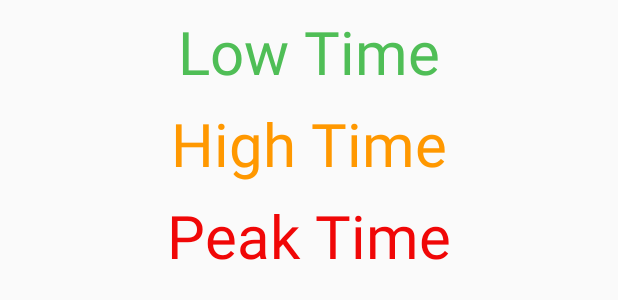
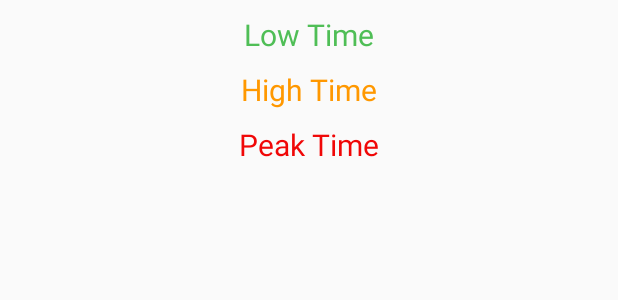
Before and after one commit to dialaizzeldeen/SLS-project, an Android app: the layout dialog_input.xml on its own in the app's theme, with its tools: preview values and no code run, on a phone screen of 412 x 824 dp. Shown: the top 300 px of the screen. Run offline under Robolectric (Android 15) with nearby library versions, the phone set to English and light mode, and no system bars; network calls fail.

Commit message:
Merge branch 'master' of https://github.com/dialaizzeldeen/SLS-project
# Conflicts:
#	app/src/main/java/com/example/seamlessshopping/questions.java

```diff
--- a/app/src/main/res/layout/dialog_input.xml
+++ b/app/src/main/res/layout/dialog_input.xml
@@ -13,8 +13,8 @@
     <TextView
         android:id="@+id/lowtime"
         android:text="Low Time"
-        android:textSize="40dp"
-        android:layout_marginTop="7dp"
+        android:textSize="20dp"
+        android:layout_marginTop="9dp"
       android:layout_gravity="center"
         android:layout_width="wrap_content"
         android:layout_height="wrap_content"
@@ -24,8 +24,8 @@
         android:id="@+id/hightime"
         android:textColor="#FF9800"
         android:text="High Time"
-        android:textSize="40dp"
-        android:layout_marginTop="7dp"
+        android:textSize="20dp"
+        android:layout_marginTop="9dp"
 
         android:layout_gravity="center"
         android:layout_width="wrap_content"
@@ -33,8 +33,8 @@
     <TextView
         android:id="@+id/peaktime"
         android:text="Peak Time"
-        android:textSize="40dp"
-        android:layout_marginTop="7dp"
+        android:textSize="20dp"
+        android:layout_marginTop="9dp"
 
 
         android:layout_gravity="center"
```
Also changed, not shown: app/src/main/java/com/example/seamlessshopping/marketAdapter.java (+16 -20 lines).
